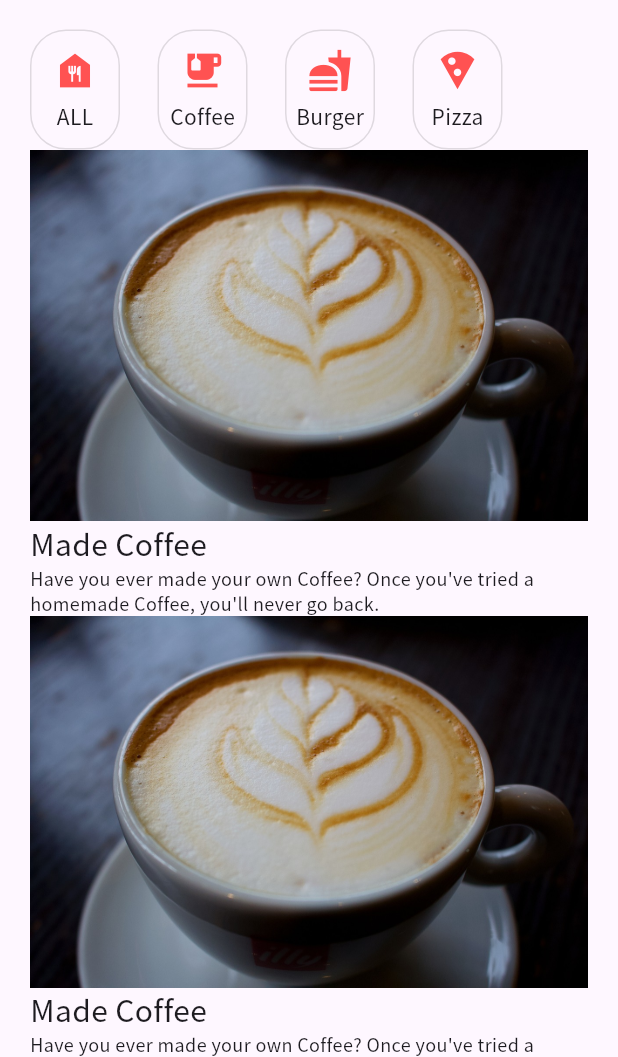
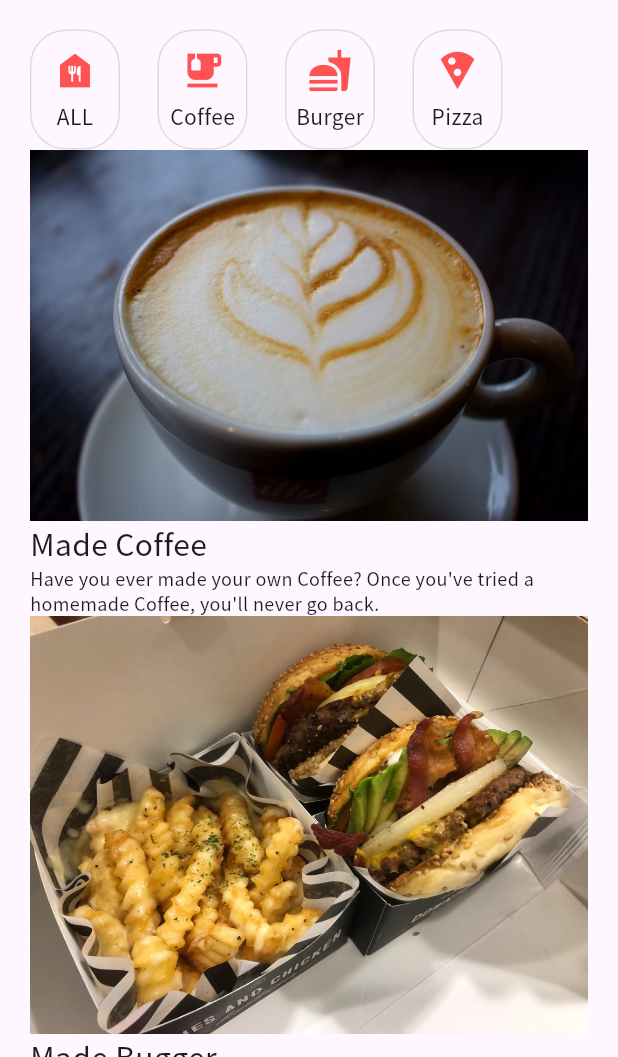
Before and after one commit to hippieperm/flutter_recipe_app, a Flutter app: the screen it shows after launch, on a phone screen of 412 x 824 dp, the part 179-1236 px from its top. Run offline on Flutter 3.47's test engine with Material 3 defaults, Android fonts, the phone set to English and light mode, and no system bars.

Commit message:
레시피 리스트 아이템 수정: RecipeListItem 클래스에서 이미지 경로와 제목을 동적으로 변경하여 재사용성을 높임

```diff
--- a/lib/recipe_list_item.dart
+++ b/lib/recipe_list_item.dart
@@ -15,9 +15,9 @@ class RecipeListItem extends StatelessWidget {
     return Column(
       crossAxisAlignment: CrossAxisAlignment.start,
       children: [
-        Image.asset('assets/images/coffee.jpg'),
+        Image.asset(path),
         Text(
-          'Made Coffee',
+          title,
           style: TextStyle(fontSize: 20),
         ),
         Text(
```
